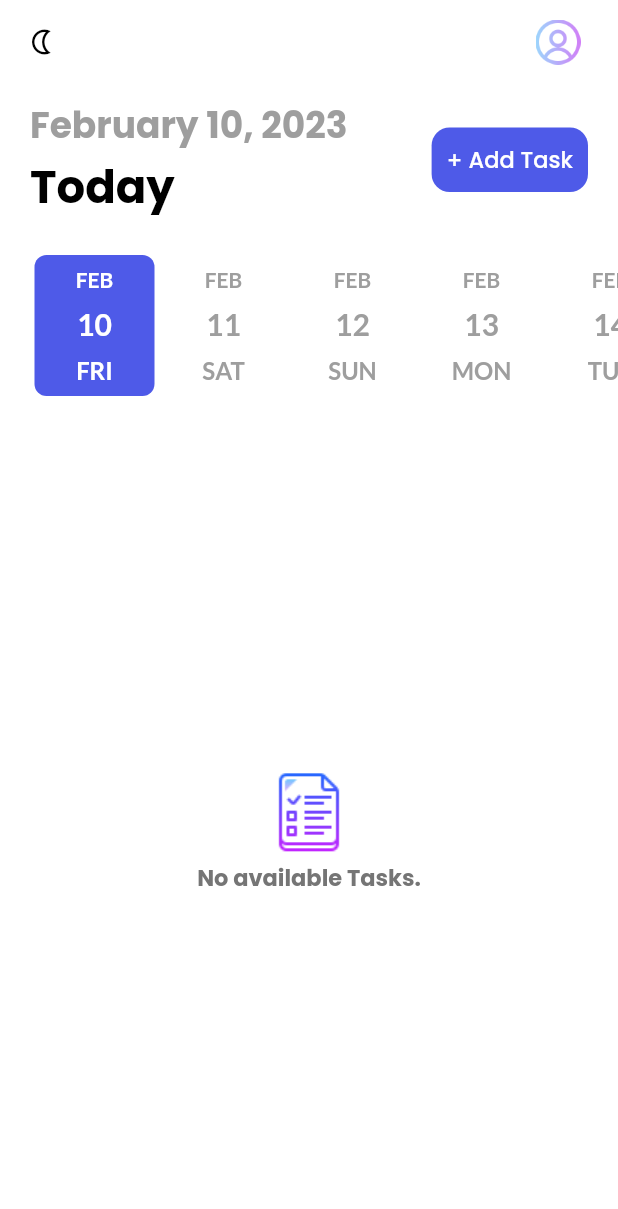
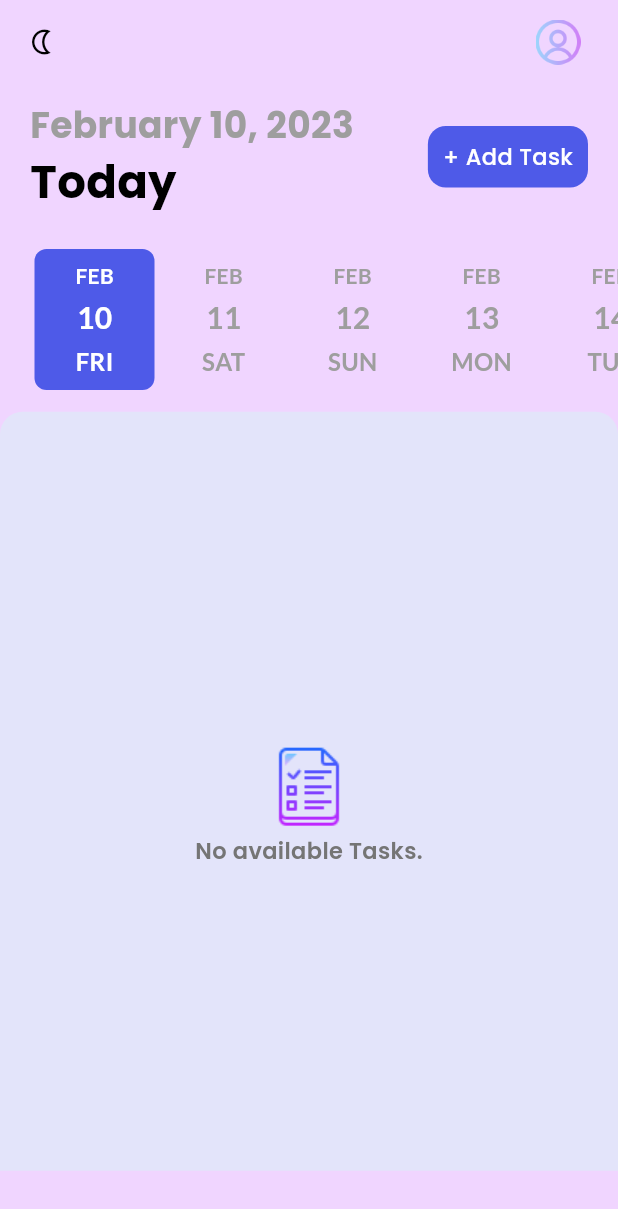
Before and after one commit to abhidhadke/to_do_app, a Flutter app: the screen it shows after launch, on a phone screen of 412 x 824 dp. Shown: the top 1209 px of the screen. Run offline on Flutter 3.47's test engine with Material 2 defaults, Android fonts, the phone set to English and light mode, and no system bars; drawn by our look-alikes of date_picker_timeline; our stand-ins replace awesome_snackbar_content, flutter_local_notifications, flutter_native_timezone, flutter_staggered_animations, get, get_storage and 3 more; accounts and stored records are empty.

Commit message:
changed theme and much more

```diff
--- a/lib/services/notification_services.dart
+++ b/lib/services/notification_services.dart
@@ -90,8 +90,8 @@ class NotifyHelper{
   scheduledNotification(int hour, int min, Task task) async {
     await flutterLocalNotificationsPlugin.zonedSchedule(
         task.id!.toInt(),
+        'Hey, friendly reminder to do your task!',
         task.title,
-        task.note,
         _convertTime(hour, min),
         //tz.TZDateTime.now(tz.local).add(Duration(hours: hour, minutes: min)),
         const NotificationDetails(
--- a/lib/ui/home_page.dart
+++ b/lib/ui/home_page.dart
@@ -41,13 +41,15 @@ class _HomepageState extends State<Homepage> {
   @override
   Widget build(BuildContext context) {
     return Scaffold(
+      resizeToAvoidBottomInset: false,
       appBar: _appBar(),
       backgroundColor: context.theme.colorScheme.background,
       body: Column(
+        mainAxisSize: MainAxisSize.min,
         children: [
           _addTaskBar(),
           _addDateBar(),
-          const SizedBox(height: 15,),
+          SizedBox(height: MediaQuery.of(context).size.height*0.014,),
           _showTasks(),
 
         ],
@@ -146,7 +148,23 @@ class _HomepageState extends State<Homepage> {
   }
   _showTasks(){
     _taskController.getTasks(DateFormat('yyyy-MM-dd').format(_selectedDate));
-    return Expanded(
+    return SingleChildScrollView(
+      scrollDirection: Axis.vertical,
+      child: Container(
+        height: MediaQuery.of(context).size.height*0.614,
+
+        decoration: BoxDecoration(
+
+          color:  context.theme.colorScheme.tertiary,
+          borderRadius: const BorderRadius.only(
+            topLeft: Radius.circular(15),
+            topRight: Radius.circular(15)
+          )
+        ),
+        child: Column(
+          children: [
+            const SizedBox(height: 15,),
+            Expanded(
                 child: Obx( () {
                   return _taskController.taskList.isEmpty ?
                   Column(
@@ -165,8 +183,10 @@ class _HomepageState extends State<Homepage> {
                       var debug = task.toJson();
                       debugPrint('$debug');
                       DateTime dateTime = DateFormat.jm().parse(task.startTime.toString());
-              dateTime.subtract(Duration(minutes: task.remind!));
+                      dateTime = dateTime.subtract(Duration(minutes: task.remind!));
+                      debugPrint('$dateTime');
                       var myTime = DateFormat('HH:mm').format(dateTime);
+                      //debugPrint(myTime);
                      if(task.isCompleted == 0){
                        NotifyHelper().scheduledNotification(
                            int.parse(myTime.toString().split(":")[0]),
@@ -196,6 +216,10 @@ class _HomepageState extends State<Homepage> {
                   );
                 }
                 )
+                ),
+          ],
+        ),
+      ),
     );
   }
   _bottomSheetButton({required String label, required Function()? onTap, required Color clr, bool isClose = false, required BuildContext context}){
@@ -268,7 +292,7 @@ class _HomepageState extends State<Homepage> {
                     debugPrint('next date is $dateString');
                     await DBHelper.editDate(task, DateFormat('yyyy-MM-dd').format(date));
                   }
-
+                  ScaffoldMessenger.of(context).showSnackBar(todayCompleted);
                   _taskController.getTasks(DateFormat('yyyy-MM-dd').format(_selectedDate));
                   Get.back();
                 },
@@ -279,6 +303,7 @@ class _HomepageState extends State<Homepage> {
                   onTap: (){
                     _taskController.delete(task);
                     _taskController.getTasks(DateFormat('yyyy-MM-dd').format(_selectedDate));
+                    ScaffoldMessenger.of(context).showSnackBar(taskDeletedBar);
                     Get.back();
                   },
                   clr: pinkClr,
```
Also changed, not shown: lib/ui/add_task_bar.dart (+23 -6 lines), lib/ui/themes.dart (+51 -7 lines), lib/ui/widgets/task_tile.dart (+50 -10 lines). Lines whose indentation alone changed are shown as unchanged.
